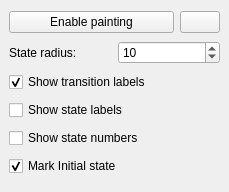
Before: the Qt Designer form tools/ltsgraph-qt/glwidget.ui in gijskant/mcrl2-pmc, drawn with Qt 5.
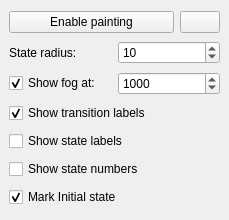
After: the same form once the commit is applied.

```diff
--- a/tools/ltsgraph-qt/glwidget.ui
+++ b/tools/ltsgraph-qt/glwidget.ui
@@ -7,7 +7,7 @@
     <x>0</x>
     <y>0</y>
     <width>229</width>
-    <height>192</height>
+    <height>220</height>
    </rect>
   </property>
   <property name="font">
@@ -84,6 +84,33 @@
       </item>
      </layout>
     </item>
+    <item>
+     <layout class="QHBoxLayout" name="horizontalLayout_3">
+      <item>
+       <widget class="QCheckBox" name="cbFog">
+        <property name="text">
+         <string>Show fog at:</string>
+        </property>
+        <property name="checked">
+         <bool>true</bool>
+        </property>
+       </widget>
+      </item>
+      <item>
+       <widget class="QSpinBox" name="spinFog">
+        <property name="maximum">
+         <number>10000</number>
+        </property>
+        <property name="singleStep">
+         <number>100</number>
+        </property>
+        <property name="value">
+         <number>1000</number>
+        </property>
+       </widget>
+      </item>
+     </layout>
+    </item>
     <item>
      <widget class="QCheckBox" name="cbTransitionLabels">
       <property name="text">
```
